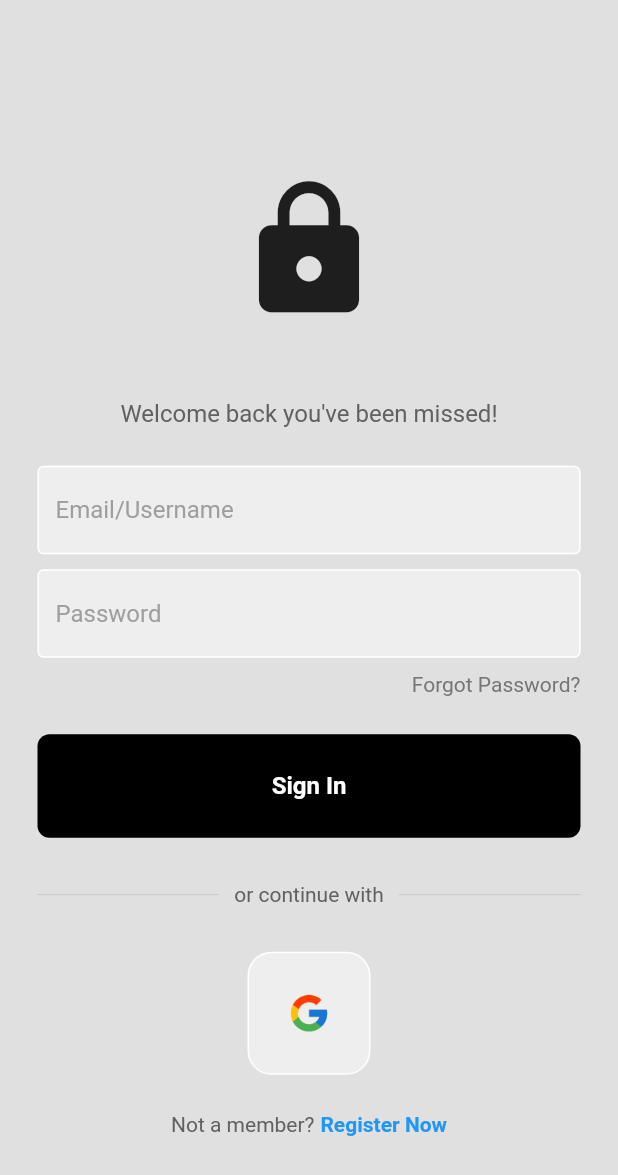
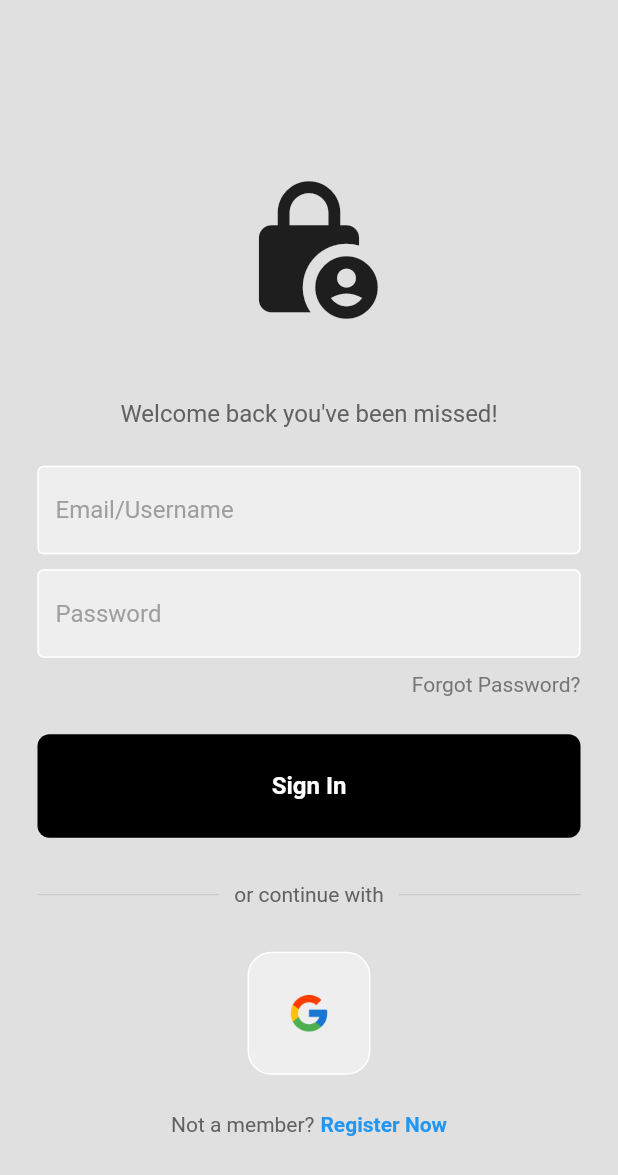
Before and after one commit to dhrm9/SaveYourDay, a Flutter app: the screen it shows after launch, on a phone screen of 412 x 824 dp. Shown: the top 1175 px of the screen. Run offline on Flutter 3.47's test engine with Material 2 defaults, Android fonts, the phone set to English and light mode, and no system bars; our stand-ins replace firebase_auth, firebase_core, flutter_slidable, google_sign_in, hive_flutter; accounts and stored records are empty.

Commit message:
login page changes

```diff
--- a/lib/pages/login_page.dart
+++ b/lib/pages/login_page.dart
@@ -17,9 +17,9 @@ class LoginPage extends StatefulWidget {
 }
 
 class _LoginPageState extends State<LoginPage> {
+
   //text editing controller
   final emailController = TextEditingController();
-
   final passwordController = TextEditingController();
 
 //sign user in method
@@ -48,7 +48,7 @@ class _LoginPageState extends State<LoginPage> {
     }
   }
 
-  //wrong email method
+  //wrong credentials method
   void showErrorMessage(String message) {
     showDialog(
       context: context,
@@ -75,7 +75,7 @@ class _LoginPageState extends State<LoginPage> {
               //logo
 
               const Icon(
-                Icons.lock,
+                Icons.lock_person,
                 size: 100,
               ),
 
@@ -160,7 +160,7 @@ class _LoginPageState extends State<LoginPage> {
                   ],
                 ),
               ),
-              //google or apple
+              //google
 
               const SizedBox(height: 30),
 
```
